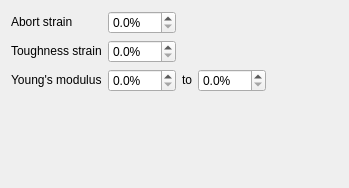
ksonter95/InstronAnalyser, file mech_analyser/experiment/instron_68tm/failure/view.ui: the form before one commit.
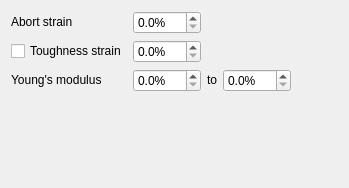
The form after the commit.

Commit message: - Updated toughness default to be failure strain

The edit to the form file:
```diff
--- a/mech_analyser/experiment/instron_68tm/failure/view.ui
+++ b/mech_analyser/experiment/instron_68tm/failure/view.ui
@@ -57,9 +57,9 @@
     </spacer>
    </item>
    <item row="1" column="0">
-    <widget class="QLabel" name="l_Toughness">
+    <widget class="QCheckBox" name="cb_Toughness">
      <property name="sizePolicy">
-      <sizepolicy hsizetype="Fixed" vsizetype="Fixed">
+      <sizepolicy hsizetype="Minimum" vsizetype="Fixed">
        <horstretch>0</horstretch>
        <verstretch>0</verstretch>
       </sizepolicy>
```
Left out of the diff: 2 changed lines with no effect on the pictures. The commit also changes 2 other files.
